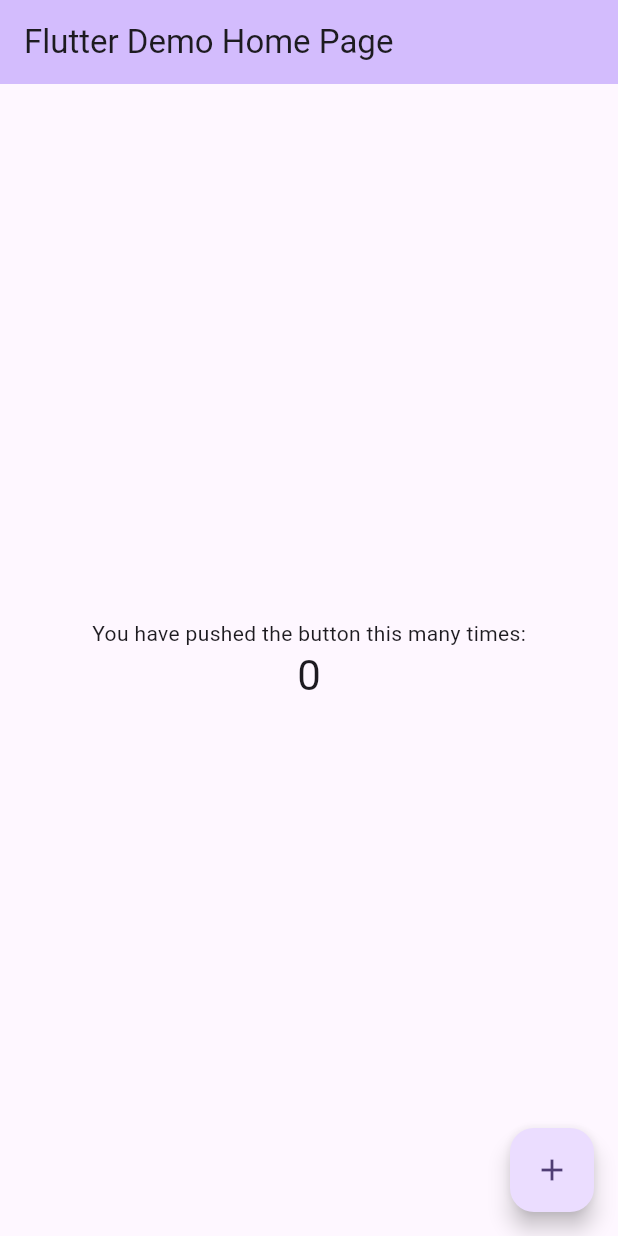
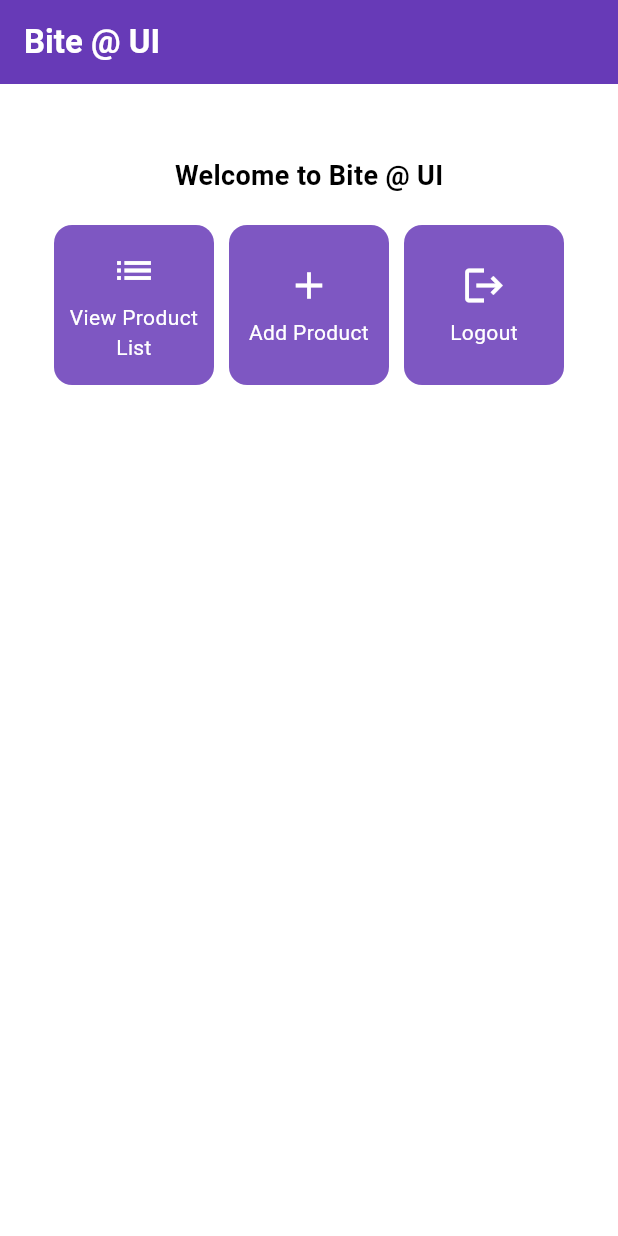
Before and after one commit to muzkii/final-project-PBP-group-K7, a Flutter app: the screen it shows after launch, on a phone screen of 412 x 824 dp. Run offline on Flutter 3.47's test engine with Material 3 defaults, Android fonts, the phone set to English and light mode, and no system bars.

Commit message:
tutorial 6 completed; created a simple widget in flutter

```diff
--- a/lib/main.dart
+++ b/lib/main.dart
@@ -1,4 +1,5 @@
 import 'package:flutter/material.dart';
+import 'menu.dart';
 
 void main() {
   runApp(const MyApp());
@@ -28,98 +29,12 @@ class MyApp extends StatelessWidget {
         //
         // This works for code too, not just values: Most code changes can be
         // tested with just a hot reload.
-        colorScheme: ColorScheme.fromSeed(seedColor: Colors.deepPurple),
+        colorScheme: ColorScheme.fromSwatch(
+          primarySwatch: Colors.deepPurple,
+        ).copyWith(secondary: Colors.deepPurple[400]),
         useMaterial3: true,
       ),
-      home: const MyHomePage(title: 'Flutter Demo Home Page'),
+      home: MyHomePage(),
     );
   }
 }
-
-class MyHomePage extends StatefulWidget {
-  const MyHomePage({super.key, required this.title});
-
-  // This widget is the home page of your application. It is stateful, meaning
-  // that it has a State object (defined below) that contains fields that affect
-  // how it looks.
-
-  // This class is the configuration for the state. It holds the values (in this
-  // case the title) provided by the parent (in this case the App widget) and
-  // used by the build method of the State. Fields in a Widget subclass are
-  // always marked "final".
-
-  final String title;
-
-  @override
-  State<MyHomePage> createState() => _MyHomePageState();
-}
-
-class _MyHomePageState extends State<MyHomePage> {
-  int _counter = 0;
-
-  void _incrementCounter() {
-    setState(() {
-      // This call to setState tells the Flutter framework that something has
-      // changed in this State, which causes it to rerun the build method below
-      // so that the display can reflect the updated values. If we changed
-      // _counter without calling setState(), then the build method would not be
-      // called again, and so nothing would appear to happen.
-      _counter++;
-    });
-  }
-
-  @override
-  Widget build(BuildContext context) {
-    // This method is rerun every time setState is called, for instance as done
-    // by the _incrementCounter method above.
-    //
-    // The Flutter framework has been optimized to make rerunning build methods
-    // fast, so that you can just rebuild anything that needs updating rather
-    // than having to individually change instances of widgets.
-    return Scaffold(
-      appBar: AppBar(
-        // TRY THIS: Try changing the color here to a specific color (to
-        // Colors.amber, perhaps?) and trigger a hot reload to see the AppBar
-        // change color while the other colors stay the same.
-        backgroundColor: Theme.of(context).colorScheme.inversePrimary,
-        // Here we take the value from the MyHomePage object that was created by
-        // the App.build method, and use it to set our appbar title.
-        title: Text(widget.title),
-      ),
-      body: Center(
-        // Center is a layout widget. It takes a single child and positions it
-        // in the middle of the parent.
-        child: Column(
-          // Column is also a layout widget. It takes a list of children and
-          // arranges them vertically. By default, it sizes itself to fit its
-          // children horizontally, and tries to be as tall as its parent.
-          //
-          // Column has various properties to control how it sizes itself and
-          // how it positions its children. Here we use mainAxisAlignment to
-          // center the children vertically; the main axis here is the vertical
-          // axis because Columns are vertical (the cross axis would be
-          // horizontal).
-          //
-          // TRY THIS: Invoke "debug painting" (choose the "Toggle Debug Paint"
-          // action in the IDE, or press "p" in the console), to see the
-          // wireframe for each widget.
-          mainAxisAlignment: MainAxisAlignment.center,
-          children: <Widget>[
-            const Text(
-              'You have pushed the button this many times:',
-            ),
-            Text(
-              '$_counter',
-              style: Theme.of(context).textTheme.headlineMedium,
-            ),
-          ],
-        ),
-      ),
-      floatingActionButton: FloatingActionButton(
-        onPressed: _incrementCounter,
-        tooltip: 'Increment',
-        child: const Icon(Icons.add),
-      ), // This trailing comma makes auto-formatting nicer for build methods.
-    );
-  }
-}
--- /dev/null
+++ b/lib/menu.dart
@@ -0,0 +1,144 @@
+import 'package:flutter/material.dart';
+
+class MyHomePage extends StatelessWidget {
+
+  final List<ItemHomepage> items = [
+    ItemHomepage("View Product List", Icons.list),
+    ItemHomepage("Add Product", Icons.add),
+    ItemHomepage("Logout", Icons.logout),
+  ];
+  MyHomePage({super.key});
+
+  @override
+  Widget build(BuildContext context) {
+    // Scaffold provides the basic structure of the page with the AppBar and body.
+    return Scaffold(
+      // AppBar is the top part of the page that displays the title.
+      appBar: AppBar(
+        // The title of the application "Mental Health Tracker" with white text and bold font.
+        title: const Text(
+          'Bite @ UI',
+          style: TextStyle(
+            color: Colors.white,
+            fontWeight: FontWeight.bold,
+          ),
+        ),
+        // The background color of the AppBar is obtained from the application theme color scheme.
+        backgroundColor: Theme.of(context).colorScheme.primary,
+      ),
+      // Body of the page with paddings around it.
+      body: Padding(
+        padding: const EdgeInsets.all(16.0),
+        // Place the widget vertically in a column.
+        child: Column(
+          crossAxisAlignment: CrossAxisAlignment.center,
+          children: [
+            // Give a vertical space of 16 units.
+            const SizedBox(height: 16.0),
+
+            // Place the following widget in the center of the page.
+            Center(
+              child: Column(
+                // Place the text and grid item vertically.
+
+                children: [
+                  // Display the welcome message with bold font and size 18.
+                  const Padding(
+                    padding: EdgeInsets.only(top: 16.0),
+                    child: Text(
+                      'Welcome to Bite @ UI',
+                      style: TextStyle(
+                        fontWeight: FontWeight.bold,
+                        fontSize: 18.0,
+                      ),
+                    ),
+                  ),
+
+                  // Grid to display ItemCard in a 3 column grid.
+                  GridView.count(
+                    primary: true,
+                    padding: const EdgeInsets.all(20),
+                    crossAxisSpacing: 10,
+                    mainAxisSpacing: 10,
+                    crossAxisCount: 3,
+                    // To ensure that the grid fits its height.
+                    shrinkWrap: true,
+
+                    // Display ItemCard for each item in the items list.
+                    children: items.map((ItemHomepage item) {
+                      return ItemCard(item);
+                    }).toList(),
+                  ),
+                ],
+              ),
+            ),
+          ],
+        ),
+      ),
+    );
+  }
+}
+
+
+
+class ItemHomepage {
+    final String name;
+    final IconData icon;
+
+    ItemHomepage(this.name, this.icon);
+}
+
+
+class ItemCard extends StatelessWidget {
+  // Display the card with an icon and name.
+
+  final ItemHomepage item;
+
+  const ItemCard(this.item, {super.key});
+
+  @override
+  Widget build(BuildContext context) {
+    return Material(
+      // Specify the background color of the application theme.
+      color: Theme.of(context).colorScheme.secondary,
+      // Round the card border.
+      borderRadius: BorderRadius.circular(12),
+
+      child: InkWell(
+        // Action when the card is pressed.
+        onTap: () {
+          // Display the SnackBar message when the card is pressed.
+          ScaffoldMessenger.of(context)
+            ..hideCurrentSnackBar()
+            ..showSnackBar(
+              SnackBar(content: Text("You have pressed the ${item.name} button!"))
+            );
+        },
+        // Container to store the Icon and Text
+        child: Container(
+          padding: const EdgeInsets.all(8),
+          child: Center(
+            child: Column(
+              // Place the Icon and Text in the center of the card.
+              mainAxisAlignment: MainAxisAlignment.center,
+              children: [
+                Icon(
+                  item.icon,
+                  color: Colors.white,
+                  size: 30.0,
+                ),
+                const Padding(padding: EdgeInsets.all(3)),
+                Text(
+                  item.name,
+                  textAlign: TextAlign.center,
+                  style: const TextStyle(color: Colors.white),
+                ),
+              ],
+            ),
+          ),
+        ),
+      ),
+    );
+  }
+
+}
```
